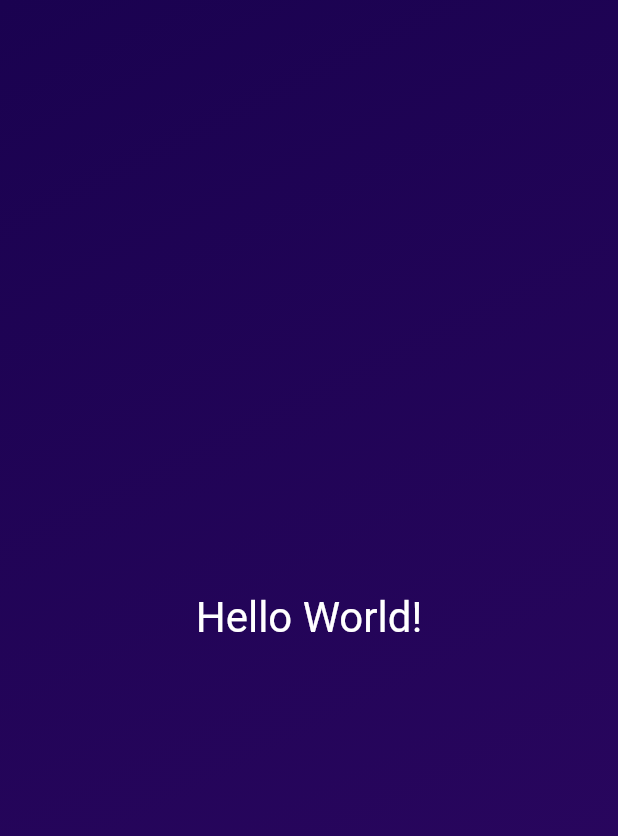
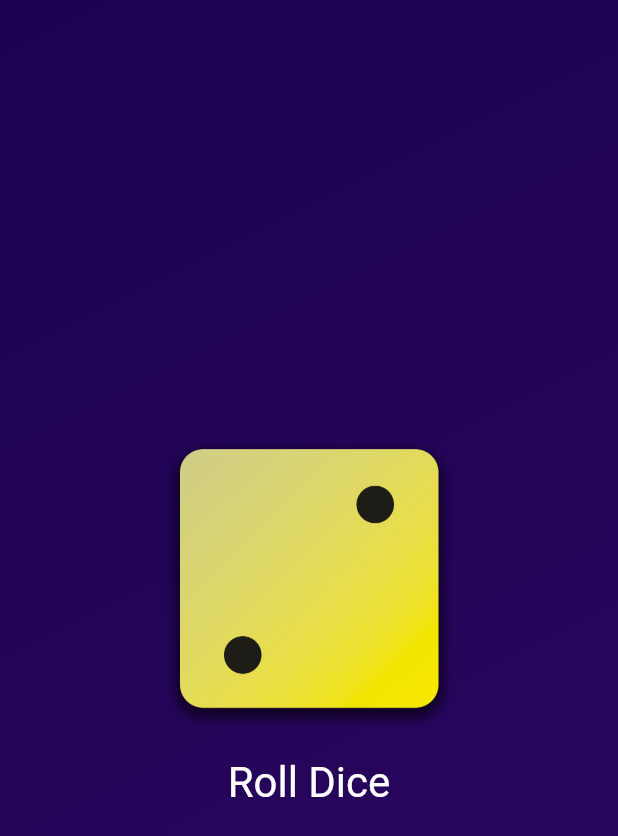
Before and after one commit to dario-nihil/flutter_roll_dice, a Flutter app: the screen it shows after launch, on a phone screen of 412 x 824 dp. Shown: the top 836 px of the screen. Run offline on Flutter 3.47's test engine with Material 2 defaults, Android fonts, the phone set to English and light mode, and no system bars.

Commit message:
implemented dice_roller statefull widget to change the dice

```diff
--- /dev/null
+++ b/lib/dice_roller.dart
@@ -0,0 +1,46 @@
+import 'package:flutter/material.dart';
+
+class DiceRoller extends StatefulWidget {
+  const DiceRoller({super.key});
+
+  @override
+  State<DiceRoller> createState() {
+    return _DiceRollerState();
+  }
+}
+
+class _DiceRollerState extends State<DiceRoller> {
+  var activeDiceImage = 'assets/images/dice-2.png';
+
+  void rollDice() {
+    setState(() {
+      activeDiceImage = 'assets/images/dice-4.png';
+    });
+  }
+
+  @override
+  Widget build(context) {
+    return Column(
+      mainAxisSize: MainAxisSize.min,
+      children: [
+        Image.asset(
+          activeDiceImage,
+          width: 200,
+        ),
+        TextButton(
+          onPressed: rollDice,
+          style: TextButton.styleFrom(
+            padding: const EdgeInsets.only(
+              top: 20,
+            ),
+            foregroundColor: Colors.white,
+            textStyle: const TextStyle(
+              fontSize: 28,
+            ),
+          ),
+          child: const Text('Roll Dice'),
+        )
+      ],
+    );
+  }
+}
--- a/lib/gradient_container.dart
+++ b/lib/gradient_container.dart
@@ -1,6 +1,6 @@
 import 'package:flutter/material.dart';
 
-import 'package:roll_dice_app/styled_text.dart';
+import 'package:roll_dice_app/dice_roller.dart';
 
 class GradientContainer extends StatelessWidget {
   final List<Color> colors;
@@ -18,7 +18,7 @@ class GradientContainer extends StatelessWidget {
         ),
       ),
       child: const Center(
-        child: StyledText('Hello World!'),
+        child: DiceRoller(),
       ),
     );
   }
--- a/lib/main.dart
+++ b/lib/main.dart
@@ -16,10 +16,3 @@ void main() {
     ),
   );
 }
-
-
-/**
- *
- *  Color.fromARGB(255, 26, 2, 80),
-            Color.fromARGB(255, 45, 7, 98),
- */
```
Also changed, not shown: pubspec.yaml (+9 -7 lines), assets/images/dice-1.png (added), assets/images/dice-2.png (added), assets/images/dice-3.png (added), assets/images/dice-4.png (added), assets/images/dice-5.png (added), assets/images/dice-6.png (added).
